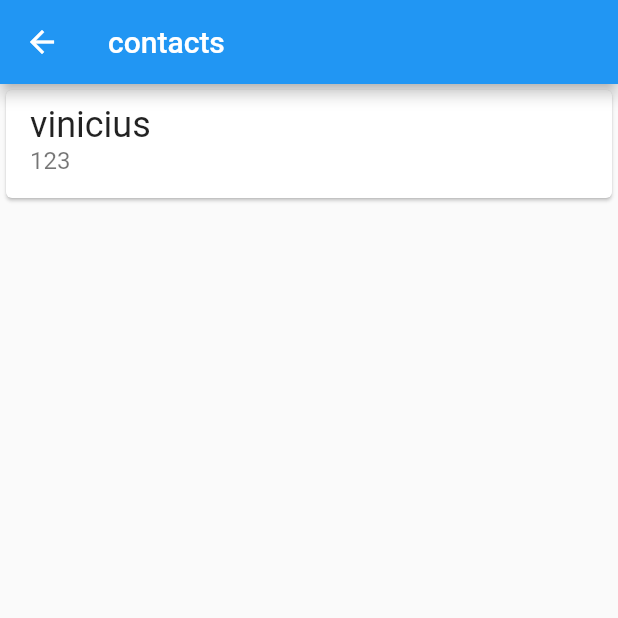
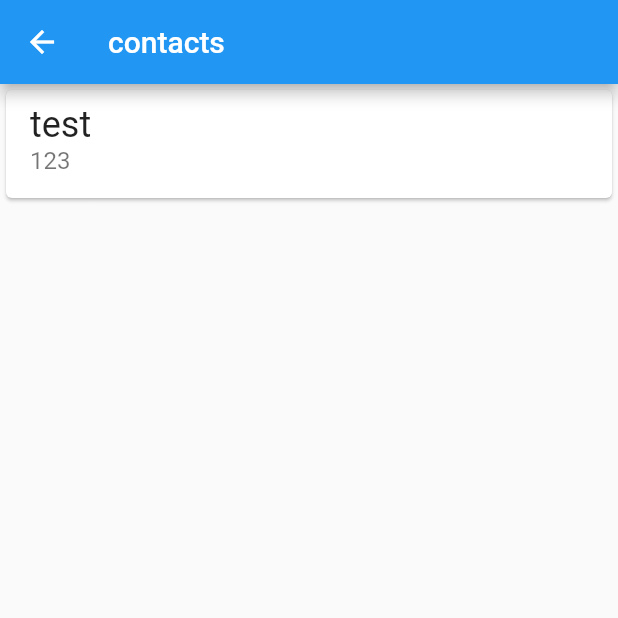
Before and after one commit to vinitecnico/poc-flutter-byte-bank, a Flutter app: the screen it shows after launch, after a tap on "contacts", on a phone screen of 412 x 824 dp, the top half of it. Run offline on Flutter 3.47's test engine with Material 2 defaults, Android fonts, the phone set to English and light mode, and no system bars; our stand-ins replace sqflite; accounts and stored records are empty.

Commit message:
feat: adjusted contact list

```diff
--- a/lib/main.dart
+++ b/lib/main.dart
@@ -1,17 +1,8 @@
 import 'package:flutter/material.dart';
-import 'package:poc_byte_bank_v2/database/app_database.dart';
-import 'package:poc_byte_bank_v2/models/contact.dart';
 import 'package:poc_byte_bank_v2/screens/dashboard.dart';
 
 void main() {
   runApp(const ByteBankApp());
-  debugPrint('start>>>');
-  save(Contact(0, 'vinicius', 123)).then((id) {
-    debugPrint('here>>>');
-    findAll().then((contacts) {
-      debugPrint(contacts.toString());
-    });
-  });
 }
 
 class ByteBankApp extends StatelessWidget {
--- a/lib/screens/contacts_list.dart
+++ b/lib/screens/contacts_list.dart
@@ -1,32 +1,25 @@
 import 'package:flutter/material.dart';
+import 'package:path/path.dart';
+import 'package:poc_byte_bank_v2/models/contact.dart';
 import 'package:poc_byte_bank_v2/screens/contact_form.dart';
 
 class ContactList extends StatelessWidget {
-  const ContactList({Key? key}) : super(key: key);
+  final List<Contact> contacts = [];
+  ContactList({Key? key}) : super(key: key);
 
   @override
   Widget build(BuildContext context) {
+    contacts.add(Contact(0, 'test', 123));
     return Scaffold(
       appBar: AppBar(
         title: Text('contacts'),
       ),
-      body: ListView(
-        children: [
-          Card(
-            child: ListTile(
-              title: Text(
-                'vinicius',
-                style: TextStyle(
-                  fontSize: 24.0,
-                ),
-              ),
-              subtitle: Text('123',
-                  style: TextStyle(
-                    fontSize: 16.0,
-                  )),
-            ),
-          ),
-        ],
+      body: ListView.builder(
+        itemBuilder: (context, index) {
+          final Contact contact = contacts[index];
+          return _ContactItem(contact);
+        },
+        itemCount: contacts.length,
       ),
       floatingActionButton: FloatingActionButton(
         onPressed: () {
@@ -43,3 +36,26 @@ class ContactList extends StatelessWidget {
     );
   }
 }
+
+class _ContactItem extends StatelessWidget {
+  final Contact contact;
+  const _ContactItem(this.contact, {Key? key}) : super(key: key);
+
+  @override
+  Widget build(BuildContext context) {
+    return Card(
+      child: ListTile(
+        title: Text(
+          contact.name,
+          style: TextStyle(
+            fontSize: 24.0,
+          ),
+        ),
+        subtitle: Text(contact.accountNumber.toString(),
+            style: TextStyle(
+              fontSize: 16.0,
+            )),
+      ),
+    );
+  }
+}
--- a/lib/screens/dashboard.dart
+++ b/lib/screens/dashboard.dart
@@ -24,8 +24,8 @@ class Dashboard extends StatelessWidget {
               color: Theme.of(context).primaryColor,
               child: InkWell(
                 onTap: () {
-                  Navigator.of(context).push(MaterialPageRoute(
-                      builder: (context) => const ContactList()));
+                  Navigator.of(context).push(
+                      MaterialPageRoute(builder: (context) => ContactList()));
                 },
                 child: Container(
                   padding: const EdgeInsets.all(8.0),
```
